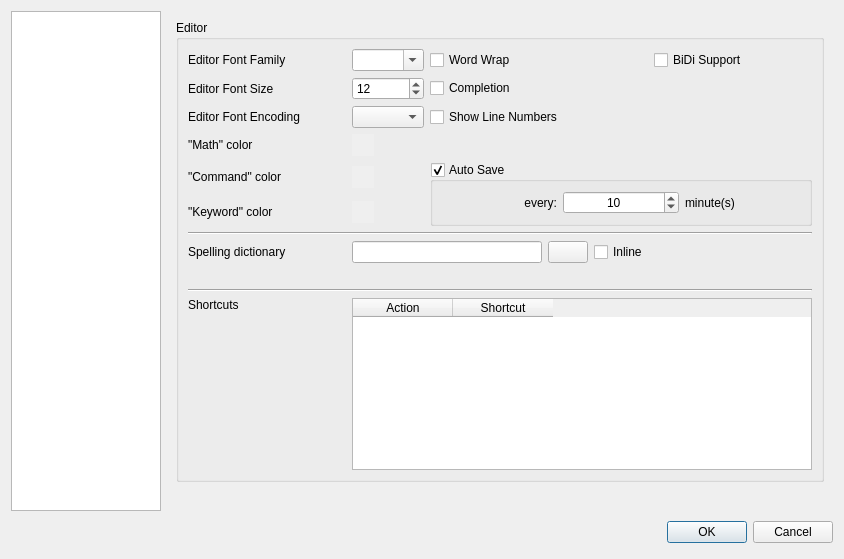
Before: the Qt Designer form configdialog.ui in srazi/bidiTeXmaker, drawn with Qt 5.
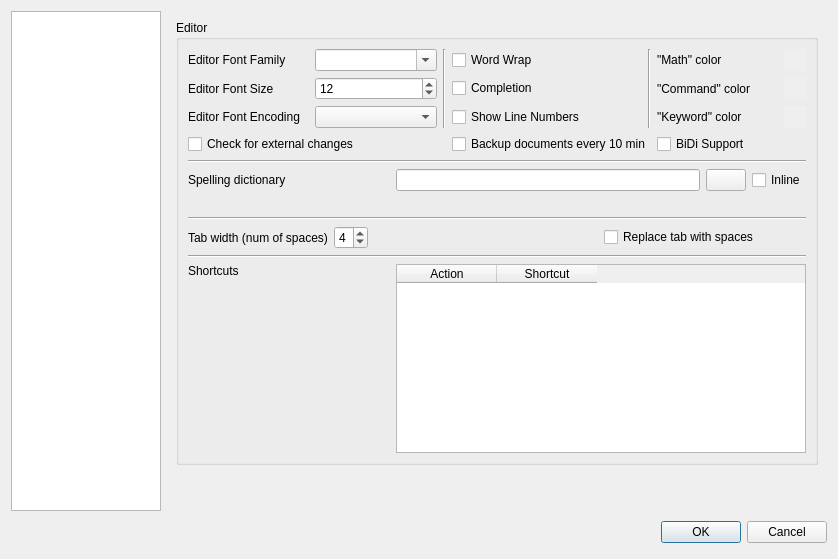
After: the same form once the commit is applied. The open tabs and pages were chosen to show the change. Icons and pictures are not drawn.

Commit message: Updated: Texmaker-3.0.2-10 --> Texmaker-3.1-3, autoSave is embeded to official version New: Xindy Actions. Improved: side-toolbar data of math action was modified. (texmaker.cpp) Improved: InsertTag(). (texmaker.cpp) Fixed: event(QEvent *e), the 'backSlashFlag' should be false when changing language manually. (latexeditor.cpp)

```diff
--- a/configdialog.ui
+++ b/configdialog.ui
@@ -6,7 +6,7 @@
    <rect>
     <x>0</x>
     <y>0</y>
-    <width>844</width>
+    <width>838</width>
     <height>557</height>
    </rect>
   </property>
@@ -51,6 +51,43 @@
      </property>
     </widget>
    </item>
+   <item row="1" column="0">
+    <spacer>
+     <property name="orientation">
+      <enum>Qt::Vertical</enum>
+     </property>
+     <property name="sizeHint" stdset="0">
+      <size>
+       <width>131</width>
+       <height>40</height>
+      </size>
+     </property>
+    </spacer>
+   </item>
+   <item row="1" column="1">
+    <layout class="QHBoxLayout">
+     <item>
+      <spacer>
+       <property name="orientation">
+        <enum>Qt::Horizontal</enum>
+       </property>
+       <property name="sizeHint" stdset="0">
+        <size>
+         <width>407</width>
+         <height>31</height>
+        </size>
+       </property>
+      </spacer>
+     </item>
+     <item>
+      <widget class="QDialogButtonBox" name="buttonBox">
+       <property name="standardButtons">
+        <set>QDialogButtonBox::Cancel|QDialogButtonBox::Ok</set>
+       </property>
+      </widget>
+     </item>
+    </layout>
+   </item>
    <item row="0" column="1">
     <widget class="QStackedWidget" name="pagesWidget">
      <property name="sizePolicy">
@@ -693,7 +730,9 @@
          <property name="title">
           <string>Editor</string>
          </property>
-         <layout class="QGridLayout" name="gridLayout_1">
+         <layout class="QGridLayout" name="gridLayout_6">
+          <item row="0" column="0" colspan="3">
+           <layout class="QGridLayout" name="gridLayout">
           <item row="0" column="0">
            <widget class="QLabel" name="labelFamily">
             <property name="text">
@@ -708,13 +747,68 @@
             </property>
            </widget>
           </item>
-          <item row="0" column="2">
+            <item row="0" column="2" rowspan="3">
+             <widget class="Line" name="line_3">
+              <property name="orientation">
+               <enum>Qt::Vertical</enum>
+              </property>
+             </widget>
+            </item>
+            <item row="0" column="3">
            <widget class="QCheckBox" name="checkBoxWordwrap">
             <property name="text">
              <string>Word Wrap</string>
             </property>
            </widget>
           </item>
+            <item row="0" column="4" rowspan="3">
+             <widget class="Line" name="line_4">
+              <property name="orientation">
+               <enum>Qt::Vertical</enum>
+              </property>
+             </widget>
+            </item>
+            <item row="0" column="5">
+             <widget class="QLabel" name="labelColorMath">
+              <property name="text">
+               <string>&quot;Math&quot; color</string>
+              </property>
+             </widget>
+            </item>
+            <item row="0" column="6">
+             <widget class="QPushButton" name="pushButtonColorMath">
+              <property name="sizePolicy">
+               <sizepolicy hsizetype="Fixed" vsizetype="Fixed">
+                <horstretch>0</horstretch>
+                <verstretch>0</verstretch>
+               </sizepolicy>
+              </property>
+              <property name="minimumSize">
+               <size>
+                <width>22</width>
+                <height>22</height>
+               </size>
+              </property>
+              <property name="maximumSize">
+               <size>
+                <width>22</width>
+                <height>22</height>
+               </size>
+              </property>
+              <property name="toolTip">
+               <string>Click here to set this color</string>
+              </property>
+              <property name="autoFillBackground">
+               <bool>true</bool>
+              </property>
+              <property name="text">
+               <string/>
+              </property>
+              <property name="flat">
+               <bool>true</bool>
+              </property>
+             </widget>
+            </item>
           <item row="1" column="0">
            <widget class="QLabel" name="labelSize">
             <property name="text">
@@ -732,13 +826,54 @@
             </property>
            </widget>
           </item>
-          <item row="1" column="2">
+            <item row="1" column="3">
            <widget class="QCheckBox" name="checkBoxCompletion">
             <property name="text">
              <string>Completion</string>
             </property>
            </widget>
           </item>
+            <item row="1" column="5">
+             <widget class="QLabel" name="labelColorCommand">
+              <property name="text">
+               <string>&quot;Command&quot; color</string>
+              </property>
+             </widget>
+            </item>
+            <item row="1" column="6">
+             <widget class="QPushButton" name="pushButtonColorCommand">
+              <property name="sizePolicy">
+               <sizepolicy hsizetype="Fixed" vsizetype="Fixed">
+                <horstretch>0</horstretch>
+                <verstretch>0</verstretch>
+               </sizepolicy>
+              </property>
+              <property name="minimumSize">
+               <size>
+                <width>22</width>
+                <height>22</height>
+               </size>
+              </property>
+              <property name="maximumSize">
+               <size>
+                <width>22</width>
+                <height>22</height>
+               </size>
+              </property>
+              <property name="toolTip">
+               <string>Click here to set this color</string>
+              </property>
+              <property name="autoFillBackground">
+               <bool>true</bool>
+              </property>
+              <property name="text">
+               <string/>
+              </property>
+              <property name="flat">
+               <bool>true</bool>
+              </property>
+             </widget>
+            </item>
           <item row="2" column="0">
            <widget class="QLabel" name="labelEncoding">
             <property name="text">
@@ -749,116 +884,21 @@
           <item row="2" column="1">
            <widget class="QComboBox" name="comboBoxEncoding"/>
           </item>
-          <item row="2" column="2">
+            <item row="2" column="3">
            <widget class="QCheckBox" name="checkBoxLinenumber">
             <property name="text">
              <string>Show Line Numbers</string>
             </property>
            </widget>
           </item>
-          <item row="4" column="0">
-           <widget class="QLabel" name="labelColorMath">
-            <property name="text">
-             <string>&quot;Math&quot; color</string>
-            </property>
-           </widget>
-          </item>
-          <item row="4" column="1">
-           <widget class="QPushButton" name="pushButtonColorMath">
-            <property name="sizePolicy">
-             <sizepolicy hsizetype="Fixed" vsizetype="Fixed">
-              <horstretch>0</horstretch>
-              <verstretch>0</verstretch>
-             </sizepolicy>
-            </property>
-            <property name="minimumSize">
-             <size>
-              <width>22</width>
-              <height>22</height>
-             </size>
-            </property>
-            <property name="maximumSize">
-             <size>
-              <width>22</width>
-              <height>22</height>
-             </size>
-            </property>
-            <property name="toolTip">
-             <string>Click here to set this color</string>
-            </property>
-            <property name="autoFillBackground">
-             <bool>true</bool>
-            </property>
-            <property name="text">
-             <string/>
-            </property>
-            <property name="flat">
-             <bool>true</bool>
-            </property>
-           </widget>
-          </item>
-          <item row="4" column="2" colspan="2">
-           <spacer>
-            <property name="orientation">
-             <enum>Qt::Horizontal</enum>
-            </property>
-            <property name="sizeHint" stdset="0">
-             <size>
-              <width>241</width>
-              <height>20</height>
-             </size>
-            </property>
-           </spacer>
-          </item>
-          <item row="5" column="0">
-           <widget class="QLabel" name="labelColorCommand">
-            <property name="text">
-             <string>&quot;Command&quot; color</string>
-            </property>
-           </widget>
-          </item>
-          <item row="5" column="1">
-           <widget class="QPushButton" name="pushButtonColorCommand">
-            <property name="sizePolicy">
-             <sizepolicy hsizetype="Fixed" vsizetype="Fixed">
-              <horstretch>0</horstretch>
-              <verstretch>0</verstretch>
-             </sizepolicy>
-            </property>
-            <property name="minimumSize">
-             <size>
-              <width>22</width>
-              <height>22</height>
-             </size>
-            </property>
-            <property name="maximumSize">
-             <size>
-              <width>22</width>
-              <height>22</height>
-             </size>
-            </property>
-            <property name="toolTip">
-             <string>Click here to set this color</string>
-            </property>
-            <property name="autoFillBackground">
-             <bool>true</bool>
-            </property>
-            <property name="text">
-             <string/>
-            </property>
-            <property name="flat">
-             <bool>true</bool>
-            </property>
-           </widget>
-          </item>
-          <item row="6" column="0">
+            <item row="2" column="5">
            <widget class="QLabel" name="labelColorKeyword">
             <property name="text">
              <string>&quot;Keyword&quot; color</string>
             </property>
            </widget>
           </item>
-          <item row="6" column="1">
+            <item row="2" column="6">
            <widget class="QPushButton" name="pushButtonColorKeyword">
             <property name="sizePolicy">
              <sizepolicy hsizetype="Fixed" vsizetype="Fixed">
@@ -892,21 +932,44 @@
             </property>
            </widget>
           </item>
-          <item row="7" column="0" colspan="4">
+            <item row="3" column="0" colspan="2">
+             <widget class="QCheckBox" name="checkBoxWatcher">
+              <property name="text">
+               <string>Check for external changes</string>
+              </property>
+             </widget>
+            </item>
+            <item row="3" column="3" colspan="2">
+             <widget class="QCheckBox" name="checkBoxAutoSave">
+              <property name="text">
+               <string>Backup documents every 10 min</string>
+              </property>
+             </widget>
+            </item>
+            <item row="3" column="5">
+             <widget class="QCheckBox" name="checkBoxBidiEnabled">
+              <property name="text">
+               <string>BiDi Support</string>
+              </property>
+             </widget>
+            </item>
+           </layout>
+          </item>
+          <item row="1" column="0" colspan="3">
            <widget class="Line" name="line">
             <property name="orientation">
              <enum>Qt::Horizontal</enum>
             </property>
            </widget>
           </item>
-          <item row="8" column="0" rowspan="2">
+          <item row="2" column="0">
            <widget class="QLabel" name="labelASpellCommand">
             <property name="text">
              <string>Spelling dictionary</string>
             </property>
            </widget>
           </item>
-          <item row="8" column="1" rowspan="2" colspan="2">
+          <item row="2" column="1" colspan="2">
            <layout class="QHBoxLayout">
             <item>
              <widget class="QLineEdit" name="lineEditAspellCommand">
@@ -947,7 +1010,7 @@
             </item>
            </layout>
           </item>
-          <item row="10" column="1" colspan="3">
+          <item row="3" column="1">
            <widget class="QLabel" name="labelGetDic">
             <property name="text">
              <string/>
@@ -957,21 +1020,72 @@
             </property>
            </widget>
           </item>
-          <item row="11" column="0" colspan="4">
+          <item row="4" column="0" colspan="3">
            <widget class="Line" name="line_2">
             <property name="orientation">
              <enum>Qt::Horizontal</enum>
             </property>
            </widget>
           </item>
-          <item row="12" column="0">
+          <item row="5" column="0" colspan="2">
+           <layout class="QHBoxLayout" name="horizontalLayout_2">
+            <item>
+             <widget class="QLabel" name="labelTabWidth">
+              <property name="text">
+               <string>Tab width (num of spaces)</string>
+              </property>
+             </widget>
+            </item>
+            <item>
+             <widget class="QSpinBox" name="spinBoxTab">
+              <property name="minimum">
+               <number>2</number>
+              </property>
+              <property name="maximum">
+               <number>8</number>
+              </property>
+              <property name="value">
+               <number>4</number>
+              </property>
+             </widget>
+            </item>
+            <item>
+             <spacer name="horizontalSpacer">
+              <property name="orientation">
+               <enum>Qt::Horizontal</enum>
+              </property>
+              <property name="sizeHint" stdset="0">
+               <size>
+                <width>40</width>
+                <height>20</height>
+               </size>
+              </property>
+             </spacer>
+            </item>
+           </layout>
+          </item>
+          <item row="5" column="2">
+           <widget class="QCheckBox" name="checkBoxTab">
+            <property name="text">
+             <string>Replace tab with spaces</string>
+            </property>
+           </widget>
+          </item>
+          <item row="6" column="0" colspan="3">
+           <widget class="Line" name="line_5">
+            <property name="orientation">
+             <enum>Qt::Horizontal</enum>
+            </property>
+           </widget>
+          </item>
+          <item row="7" column="0">
            <widget class="QLabel" name="labelshortcut">
             <property name="text">
              <string>Shortcuts</string>
             </property>
            </widget>
           </item>
-          <item row="12" column="1" rowspan="2" colspan="3">
+          <item row="7" column="1" rowspan="2" colspan="2">
            <widget class="QTableWidget" name="shorttableWidget">
             <column>
              <property name="text">
@@ -985,7 +1099,7 @@
             </column>
            </widget>
           </item>
-          <item row="13" column="0">
+          <item row="8" column="0">
            <spacer>
             <property name="orientation">
              <enum>Qt::Vertical</enum>
@@ -998,98 +1112,12 @@
             </property>
            </spacer>
           </item>
-          <item row="5" column="2" rowspan="2" colspan="2">
-           <widget class="QGroupBox" name="groupBoxAutoSave">
-            <property name="title">
-             <string>Auto Save</string>
-            </property>
-            <property name="checkable">
-             <bool>true</bool>
-            </property>
-            <layout class="QHBoxLayout" name="horizontalLayout_2">
-             <item>
-              <widget class="QLabel" name="label_2">
-               <property name="text">
-                <string>every:</string>
-               </property>
-               <property name="alignment">
-                <set>Qt::AlignRight|Qt::AlignTrailing|Qt::AlignVCenter</set>
-               </property>
-              </widget>
-             </item>
-             <item>
-              <widget class="QSpinBox" name="spinBoxAutoSaveInterval">
-               <property name="alignment">
-                <set>Qt::AlignCenter</set>
-               </property>
-               <property name="minimum">
-                <number>1</number>
-               </property>
-               <property name="value">
-                <number>10</number>
-               </property>
-              </widget>
-             </item>
-             <item>
-              <widget class="QLabel" name="label_3">
-               <property name="text">
-                <string>minute(s)</string>
-               </property>
-              </widget>
-             </item>
             </layout>
            </widget>
           </item>
-          <item row="0" column="3">
-           <widget class="QCheckBox" name="checkBoxBidiEnabled">
-            <property name="text">
-             <string>BiDi Support</string>
-            </property>
-           </widget>
-          </item>
-         </layout>
-        </widget>
-       </item>
-      </layout>
-     </widget>
-    </widget>
-   </item>
-   <item row="1" column="0">
-    <spacer>
-     <property name="orientation">
-      <enum>Qt::Vertical</enum>
-     </property>
-     <property name="sizeHint" stdset="0">
-      <size>
-       <width>131</width>
-       <height>40</height>
-      </size>
-     </property>
-    </spacer>
-   </item>
-   <item row="1" column="1">
-    <layout class="QHBoxLayout">
-     <item>
-      <spacer>
-       <property name="orientation">
-        <enum>Qt::Horizontal</enum>
-       </property>
-       <property name="sizeHint" stdset="0">
-        <size>
-         <width>407</width>
-         <height>31</height>
-        </size>
-       </property>
-      </spacer>
-     </item>
-     <item>
-      <widget class="QDialogButtonBox" name="buttonBox">
-       <property name="standardButtons">
-        <set>QDialogButtonBox::Cancel|QDialogButtonBox::Ok</set>
-       </property>
-      </widget>
-     </item>
-    </layout>
+      </layout>
+     </widget>
+    </widget>
    </item>
   </layout>
  </widget>
```
Left out of the diff: 72 changed lines with no effect on the pictures. Lines whose indentation alone changed are shown as unchanged. The commit also changes 122 other files.
